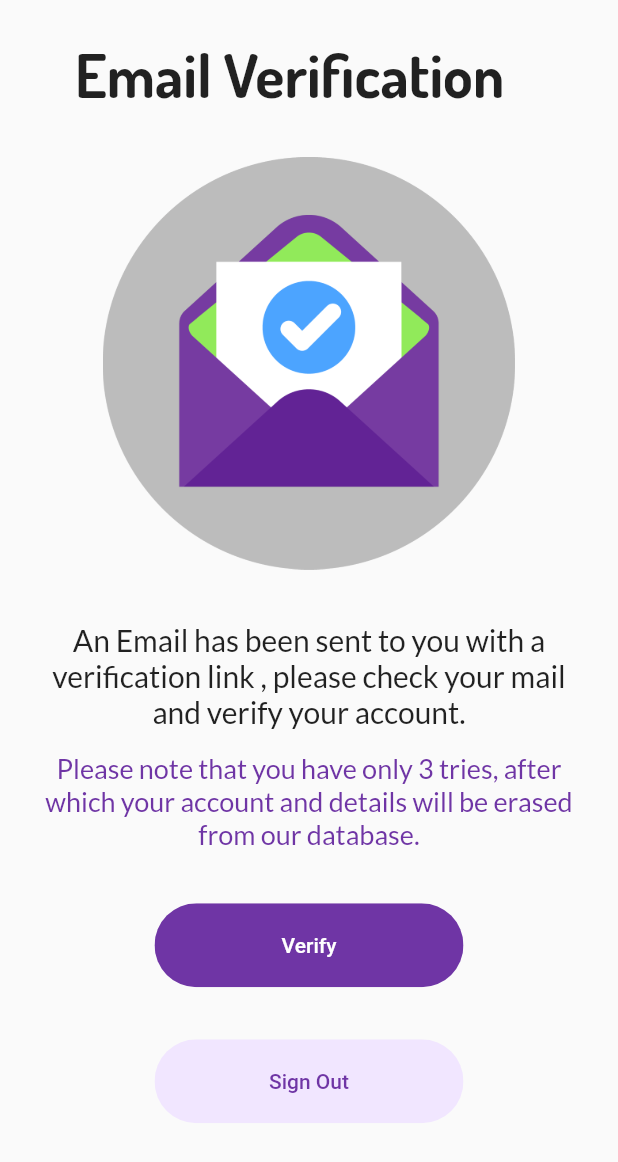
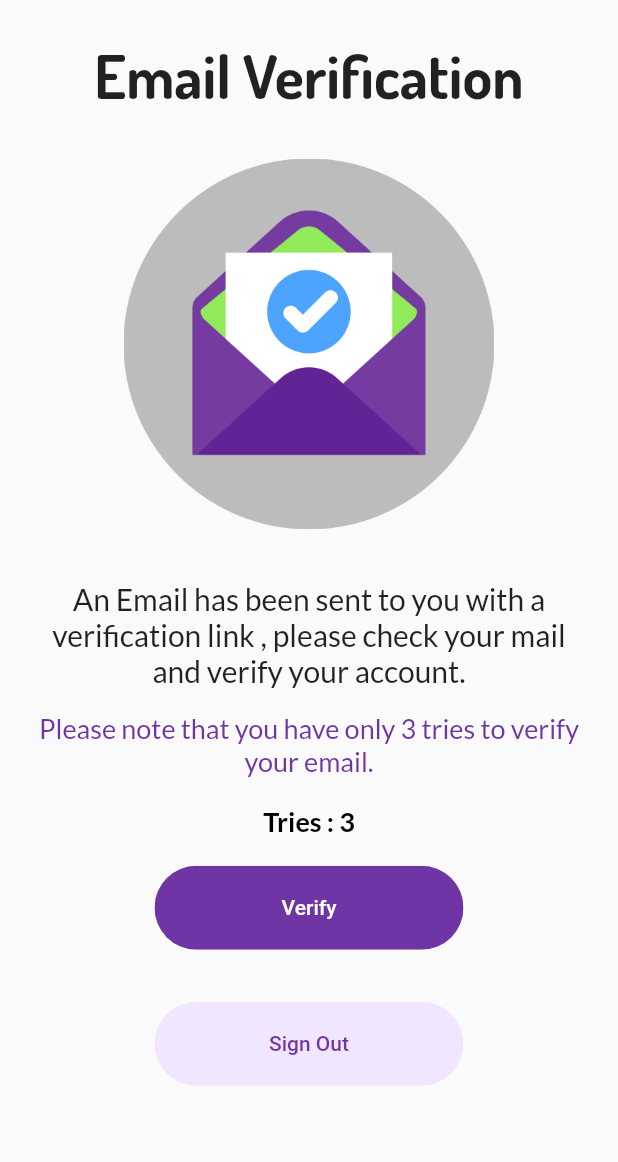
Before and after one commit to Bhavik-20/Flutter_AppointmentApp, a Flutter app: the student_verify screen opened by its route, on a phone screen of 412 x 824 dp. Shown: the top 1162 px of the screen. Run offline on Flutter 3.47's test engine with Material 2 defaults, Android fonts, the phone set to English and light mode, and no system bars; our stand-ins replace cloud_firestore, curved_navigation_bar, firebase_auth, firebase_storage, flutter_spinkit, flutter_svg and 4 more; accounts and stored records are empty.

Commit message:
Verification on both sides

```diff
--- a/lib/pages/student_signup.dart
+++ b/lib/pages/student_signup.dart
@@ -260,6 +260,7 @@ class _State extends State {
                           FirebaseUser user = await FirebaseAuth.instance.currentUser();
                           SharedPreferences prefs=await SharedPreferences.getInstance();
                           await prefs.setInt(user.uid, 3);
+                          await prefs.setString('role','Student');
                           Navigator.of(context).pushNamed('/st_verify');
                         }
                       }
--- a/lib/pages/student_verify.dart
+++ b/lib/pages/student_verify.dart
@@ -34,6 +34,7 @@ class _student_verifyState extends State<student_verify> {
 
   bool loading=false;
   final AuthService _auth=AuthService();
+  String tries='3';
 
   Future<FirebaseUser> DeleteUser()
   async {
@@ -58,30 +59,22 @@ class _student_verifyState extends State<student_verify> {
             child: SingleChildScrollView(
               child: Column(
                 children: [
-                  Row(
-                    children: [
-                      Padding(padding: EdgeInsets.fromLTRB(0, 60, 0, 0)),
-                      // IconButton(
-                      //   icon: Icon(Icons.arrow_back ),
-                      //   onPressed: (){
-                      //     Navigator.of(context).pushNamed('/st_login');
-                      //   },
-                      // ),
-                      SizedBox(width: 50.0),
-                      Text(
+                  Container(
+                    padding: EdgeInsets.symmetric(horizontal: 5,vertical: 5),
+                    child: Text(
                       "Email Verification",
+                      textAlign: TextAlign.center,
                       style: TextStyle(
                           fontWeight: FontWeight.bold,
                           fontFamily: 'dosis',
-                            fontSize: 40
+                          fontSize: 40,
                       ),
                     ),
-                    ],
                   ),
                   SizedBox(height: size.height * 0.03),
                   Container(
-                    height: 275,
-                    width: 275,
+                    height: size.height *0.3,
+                    width: size.width *0.6,
                     child: Image(
                       image: AssetImage('images/email_verify.png'),
                     ),
@@ -101,7 +94,7 @@ class _student_verifyState extends State<student_verify> {
                   Container(
                     padding: EdgeInsets.symmetric(vertical: 5,horizontal: 20),
                     child: Text(
-                      'Please note that you have only 3 tries, after which your account and details will be erased from our database.',
+                      'Please note that you have only 3 tries to verify your email.',
                       style: GoogleFonts.lato(
                         fontSize: 18,
                         color: kPrimaryColor,
@@ -109,7 +102,20 @@ class _student_verifyState extends State<student_verify> {
                       textAlign: TextAlign.center,
                     ),
                   ),
-                  SizedBox(height: size.height * 0.03),
+                  SizedBox(height: size.height * 0.01),
+                  Container(
+                    padding: EdgeInsets.symmetric(vertical: 5,horizontal: 20),
+                    child: Text(
+                      'Tries : '+tries,
+                      style: GoogleFonts.lato(
+                        fontSize: 18,
+                        color: Colors.black,
+                        fontWeight: FontWeight.bold,
+                      ),
+                      textAlign: TextAlign.center,
+                    ),
+                  ),
+                  SizedBox(height: size.height * 0.01),
                   RoundedButton(
                     text: "Verify",
                     press: () async {
@@ -120,7 +126,16 @@ class _student_verifyState extends State<student_verify> {
                       _user =  await FirebaseAuth.instance.currentUser();
                       if(_user.isEmailVerified)
                         {
+                          SharedPreferences prefs=await SharedPreferences.getInstance();
+                          String role =prefs.getString('role');
+                          if(role == 'Student') {
+                            print(role);
                             Navigator.of(context).pushNamed('/st_dash');
+                          }
+                          else if(role == 'Teacher') {
+                            print(role);
+                            Navigator.of(context).pushNamed('/tea_dash');
+                          }
                         }
                       else
                         {
@@ -130,7 +145,7 @@ class _student_verifyState extends State<student_verify> {
                           SharedPreferences prefs=await SharedPreferences.getInstance();
                           FirebaseUser user = await FirebaseAuth.instance.currentUser();
                           int chances=prefs.getInt(user.uid);
-                          if(chances>0)
+                          if(chances>1)
                             {
                               print("Chances before: "+chances.toString());
                               chances=chances-1;
@@ -142,6 +157,7 @@ class _student_verifyState extends State<student_verify> {
                                 gravity: ToastGravity.BOTTOM,
                               );
                               print("Chances after: "+chances.toString());
+                              tries = chances.toString();
                             }
                           else
                             {
--- a/lib/services/auth.dart
+++ b/lib/services/auth.dart
@@ -29,6 +29,14 @@ class AuthService {
     {
       AuthResult result = await _auth.createUserWithEmailAndPassword(email: email, password: password);
       FirebaseUser user = result.user;
+
+      user.sendEmailVerification();
+      Fluttertoast.showToast(
+        backgroundColor: Colors.green,
+        msg: 'A verification email is sent to '+email+'. Please Verify your email and then sign in.',
+        toastLength: Toast.LENGTH_LONG,
+        gravity: ToastGravity.BOTTOM,
+      );
 
       //create a new document for the teacher with the uid
       await DatabaseService(uid:user.uid).updateFacultyData(name, emp_code, initials, room, email, password,url);
```
Also changed, not shown: lib/pages/teacher_signup.dart (+6 -7 lines). Lines whose indentation alone changed are shown as unchanged.
